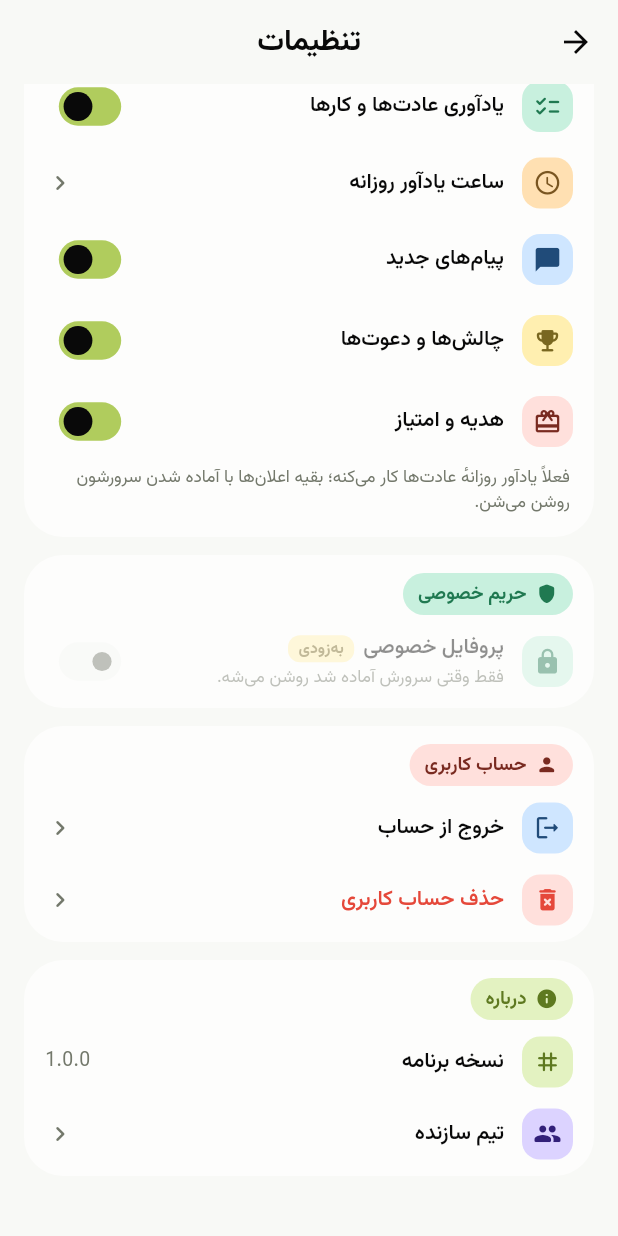
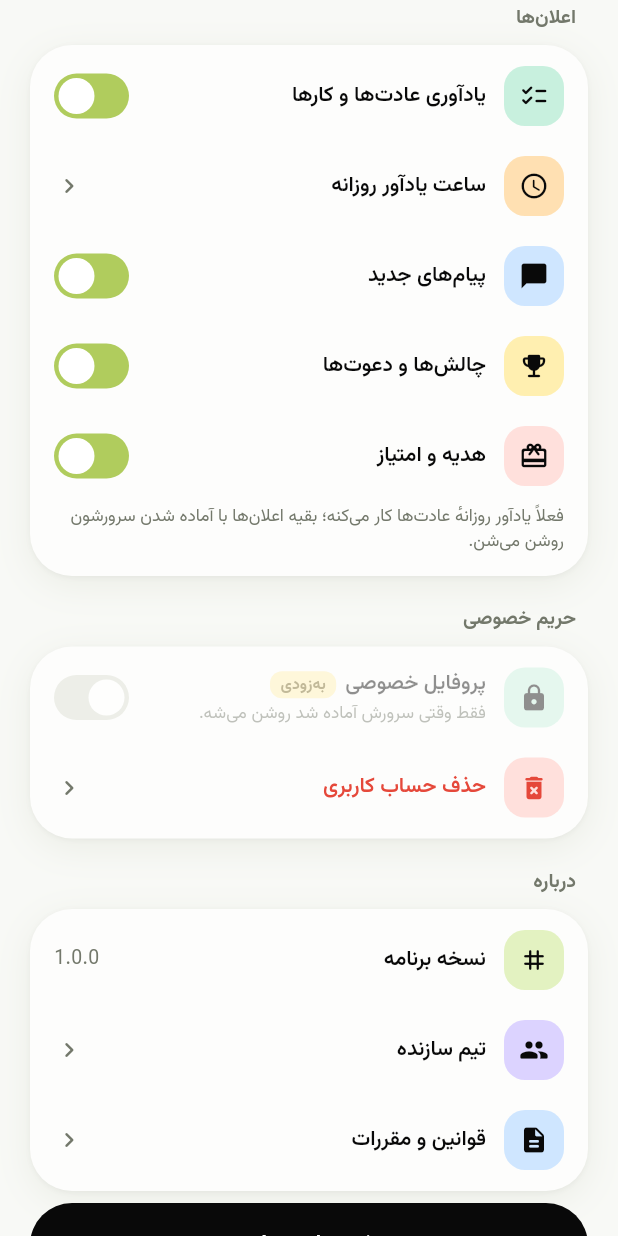
Before and after one commit to ZahraMirlohi/inner_hero_app, a Flutter app: the SettingsScreen screen opened directly, scrolled down 755 dp, on a phone screen of 412 x 824 dp. Run offline on Flutter 3.47's test engine with Material 3 defaults, Android fonts, the phone set to English and light mode, and no system bars; our stand-ins replace animated_bottom_navigation_bar, cached_network_image, carousel_slider, file_picker, flutter_contacts, flutter_dotenv and 19 more; missing offline and left inert: linkify; accounts and stored records are empty; project files that could hold a hidden picture were left out.

Commit message:
Settings restyled per artboard

```diff
--- a/lib/features/profile/screens/settings_screen.dart
+++ b/lib/features/profile/screens/settings_screen.dart
@@ -15,6 +15,7 @@ import '/services/notification_service.dart';
 import '/services/sound_service.dart';
 import '/services/supabase_service.dart';
 import 'color_picker_screen.dart';
+import 'terms_and_conditions_screen.dart';
 
 class SettingsScreen extends StatefulWidget {
   const SettingsScreen({super.key});
@@ -34,26 +35,23 @@ class _SettingsScreenState extends State<SettingsScreen> {
 
     return Scaffold(
       backgroundColor: theme.backgroundColor,
-      appBar: AppBar(
-        title: Text(context.tr('settings.title')),
-        backgroundColor: theme.backgroundColor,
-      ),
       body: SafeArea(
         child: ListView(
-          padding: const EdgeInsets.fromLTRB(16, 4, 16, 28),
+          padding: const EdgeInsets.fromLTRB(20, 28, 20, 40),
           children: [
-            _section(theme, Tone.lilac, Icons.auto_awesome_rounded,
-                context.tr('settings.section_look'), [
+            _topBar(theme),
+            _section(theme, Tone.lilac, Icons.tune_rounded,
+                context.tr('pm.st.general'), [
               _themeModeRow(theme),
-              _colorTile(theme),
-              _calendarRow(theme),
-            ]),
-            _section(theme, Tone.sky, Icons.translate_rounded,
-                context.tr('settings.section_language'), [
-              _languageRow(theme, settings),
-            ]),
-            _section(theme, Tone.butter, Icons.graphic_eq_rounded,
-                context.tr('settings.section_feedback'), [
+              _switchRow(
+                theme,
+                tone: Tone.peach,
+                icon: Icons.notifications_active_rounded,
+                title: context.tr('settings.notifications'),
+                subtitle: context.tr('settings.notifications_hint'),
+                value: settings.notificationsEnabled,
+                onChanged: settings.setNotifications,
+              ),
               _switchRow(
                 theme,
                 tone: Tone.butter,
@@ -78,18 +76,15 @@ class _SettingsScreenState extends State<SettingsScreen> {
                   if (v) SoundService.instance.play(Sfx.tap);
                 },
               ),
+              _colorTile(theme),
+            ]),
+            _section(theme, Tone.sky, Icons.translate_rounded,
+                context.tr('pm.st.display'), [
+              _calendarRow(theme),
+              _languageRow(theme, settings),
             ]),
             _section(theme, Tone.peach, Icons.notifications_rounded,
                 context.tr('settings.section_notifications'), [
-              _switchRow(
-                theme,
-                tone: Tone.peach,
-                icon: Icons.notifications_active_rounded,
-                title: context.tr('settings.notifications'),
-                subtitle: context.tr('settings.notifications_hint'),
-                value: settings.notificationsEnabled,
-                onChanged: settings.setNotifications,
-              ),
               _switchRow(
                 theme,
                 tone: Tone.mint,
@@ -171,16 +166,6 @@ class _SettingsScreenState extends State<SettingsScreen> {
                 onChanged: settings.setPrivateProfile,
                 badge: context.tr('common.soon'),
               ),
-            ]),
-            _section(theme, Tone.rose, Icons.person_rounded,
-                context.tr('settings.section_account'), [
-              _row(
-                theme,
-                tone: Tone.sky,
-                icon: Icons.logout_rounded,
-                title: context.tr('settings.logout'),
-                onTap: _logout,
-              ),
               _row(
                 theme,
                 tone: Tone.rose,
@@ -212,66 +197,108 @@ class _SettingsScreenState extends State<SettingsScreen> {
                 title: context.tr('settings.team'),
                 onTap: _showTeamDialog,
               ),
+              _row(
+                theme,
+                tone: Tone.sky,
+                icon: Icons.description_rounded,
+                title: context.tr('profile.terms'),
+                onTap: () => Navigator.push(
+                  context,
+                  MaterialPageRoute(
+                      builder: (_) => const TermsAndConditionsScreen()),
+                ),
+              ),
             ]),
+            const SizedBox(height: 8),
+            SizedBox(
+              height: 56,
+              child: ElevatedButton(
+                onPressed: _logout,
+                style: ElevatedButton.styleFrom(
+                  backgroundColor: theme.isDarkMode
+                      ? theme.cardSecondaryColor
+                      : const Color(0xFF090909),
+                  foregroundColor:
+                      theme.isDarkMode ? theme.textColor : Colors.white,
+                  elevation: 0,
+                  shape: const StadiumBorder(),
+                ),
+                child: Text(context.tr('settings.logout'),
+                    style: const TextStyle(
+                        fontSize: 15, fontWeight: FontWeight.w700)),
+              ),
+            ),
           ],
         ),
       ),
     );
   }
 
+  Widget _topBar(ThemeProvider theme) {
+    return Row(
+      children: [
+        GestureDetector(
+          onTap: () => Navigator.pop(context),
+          child: Container(
+            width: 44,
+            height: 44,
+            decoration: BoxDecoration(
+              color: theme.cardColor,
+              shape: BoxShape.circle,
+              boxShadow: theme.softShadow,
+            ),
+            child: Icon(Icons.arrow_forward_rounded,
+                size: 22, color: theme.textColor),
+          ),
+        ),
+        const SizedBox(width: 12),
+        Expanded(
+          child: Text(context.tr('settings.title'),
+              style: TextStyle(
+                  fontSize: 18,
+                  fontWeight: FontWeight.w800,
+                  color: theme.textColor)),
+        ),
+      ],
+    );
+  }
+
   // ─────────────────────────── ساختار ───────────────────────────
 
-  /// کارت یک بخش: سرتیتر کوچک رنگی + سطرهای فشرده
+  /// بخش: برچسب خاکستری بالای کارت سفید گرد (مثل artboard)
   Widget _section(ThemeProvider theme, Tone tone, IconData icon, String title,
       List<Widget> children) {
-    final t = theme.tone(tone);
-    return Padding(
-      padding: const EdgeInsets.only(bottom: 12),
-      child: Container(
+    return Column(
+      crossAxisAlignment: CrossAxisAlignment.start,
+      children: [
+        Padding(
+          padding: const EdgeInsets.fromLTRB(8, 20, 8, 8),
+          child: Text(
+            title,
+            style: TextStyle(
+              color: theme.textSecondaryColor,
+              fontSize: 13,
+              fontWeight: FontWeight.w700,
+            ),
+          ),
+        ),
+        Container(
           decoration: BoxDecoration(
             color: theme.cardColor,
-          borderRadius: BorderRadius.circular(26),
+            borderRadius: BorderRadius.circular(28),
+            boxShadow: theme.softShadow,
           ),
           clipBehavior: Clip.antiAlias,
           child: Column(
             crossAxisAlignment: CrossAxisAlignment.start,
             children: [
-            Padding(
-              padding: const EdgeInsets.fromLTRB(14, 12, 14, 4),
-              child: Row(
-                mainAxisSize: MainAxisSize.min,
-                children: [
-                  Container(
-                    padding: const EdgeInsets.symmetric(
-                        horizontal: 10, vertical: 5),
-                    decoration: BoxDecoration(
-                      color: t.bg,
-                      borderRadius: BorderRadius.circular(14),
-                    ),
-                    child: Row(
-                      mainAxisSize: MainAxisSize.min,
-                      children: [
-                        Icon(icon, size: 15, color: t.fg),
-                        const SizedBox(width: 6),
-                        Text(
-                          title,
-                          style: TextStyle(
-                            color: t.fg,
-                            fontSize: 12.5,
-                            fontWeight: FontWeight.w700,
-                          ),
-                        ),
-                      ],
-                    ),
-                  ),
-                ],
-              ),
-            ),
+              const SizedBox(height: 4),
               ...children,
               const SizedBox(height: 4),
             ],
           ),
         ),
+      ],
     );
   }
 
@@ -279,13 +306,13 @@ class _SettingsScreenState extends State<SettingsScreen> {
       {bool danger = false}) {
     final t = theme.tone(tone);
     return Container(
-      width: 34,
-      height: 34,
+      width: 40,
+      height: 40,
       decoration: BoxDecoration(
         color: t.bg,
-        borderRadius: BorderRadius.circular(12),
+        borderRadius: BorderRadius.circular(14),
       ),
-      child: Icon(icon, color: danger ? _danger : t.fg, size: 19),
+      child: Icon(icon, color: danger ? _danger : const Color(0xFF090909).withValues(alpha: theme.isDarkMode ? 0 : 1), size: 20),
     );
   }
 
@@ -308,7 +335,7 @@ class _SettingsScreenState extends State<SettingsScreen> {
       child: InkWell(
         onTap: enabled ? onTap : null,
         child: Padding(
-          padding: const EdgeInsets.symmetric(horizontal: 14, vertical: 7),
+          padding: const EdgeInsets.symmetric(horizontal: 16, vertical: 10),
           child: Row(
             children: [
               _iconBox(theme, tone, icon, danger: danger),
@@ -368,10 +395,9 @@ class _SettingsScreenState extends State<SettingsScreen> {
               if (trailing != null) trailing,
               if (showChevron)
                 Icon(
-                  Icons.chevron_right_rounded,
+                  Icons.chevron_left_rounded,
                   size: 20,
                   color: theme.textSecondaryColor,
-                  textDirection: TextDirection.ltr,
                 ),
             ],
           ),
@@ -400,12 +426,25 @@ class _SettingsScreenState extends State<SettingsScreen> {
       badge: badge,
       enabled: enabled,
       onTap: () => onChanged(!value),
-      trailing: Transform.scale(
-        scale: 0.8,
-        child: Switch(
-          value: value,
-          materialTapTargetSize: MaterialTapTargetSize.shrinkWrap,
-          onChanged: enabled ? (v) => onChanged(v) : null,
+      trailing: GestureDetector(
+        onTap: enabled ? () => onChanged(!value) : null,
+        child: AnimatedContainer(
+          duration: const Duration(milliseconds: 180),
+          width: 50,
+          height: 30,
+          padding: const EdgeInsets.all(3),
+          alignment:
+              value ? AlignmentDirectional.centerEnd : AlignmentDirectional.centerStart,
+          decoration: BoxDecoration(
+            color: value ? theme.primaryColor : const Color(0xFFD9DCCF),
+            borderRadius: BorderRadius.circular(15),
+          ),
+          child: Container(
+            width: 24,
+            height: 24,
+            decoration: const BoxDecoration(
+                color: Colors.white, shape: BoxShape.circle),
+          ),
         ),
       ),
     );
--- a/lib/l10n/strings_pm.dart
+++ b/lib/l10n/strings_pm.dart
@@ -61,6 +61,8 @@ const Map<String, String> pmFa = {
   'pm.cp.reset_body': 'رنگ سبز پیش‌فرض برمی‌گرده. مطمئنی؟',
   'pm.cp.reset_ok': 'آره، برگرد',
   'pm.cp.reset_done': 'رنگ پیش‌فرض برگشت',
+  'pm.st.general': 'عمومی',
+  'pm.st.display': 'نمایش',
 };
 
 const Map<String, String> pmEn = {
@@ -125,4 +127,6 @@ const Map<String, String> pmEn = {
   'pm.cp.reset_body': 'The default green comes back. Sure?',
   'pm.cp.reset_ok': 'Yes, reset',
   'pm.cp.reset_done': 'Default color restored',
+  'pm.st.general': 'General',
+  'pm.st.display': 'Display',
 };
```
Lines whose indentation alone changed are shown as unchanged.
